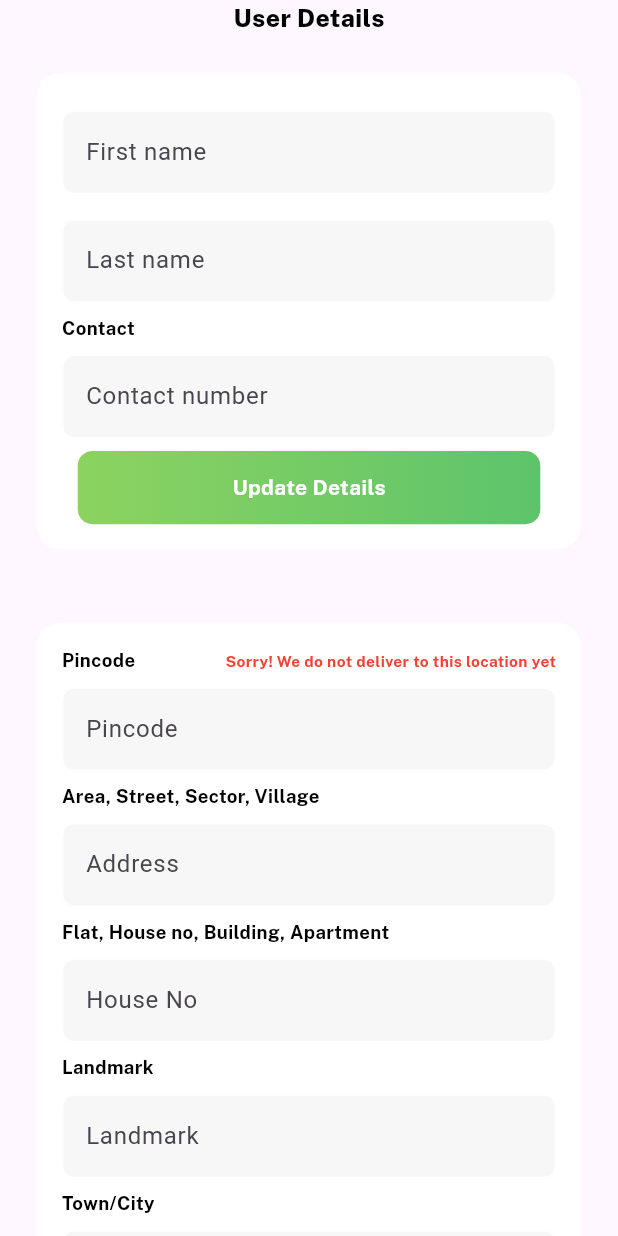
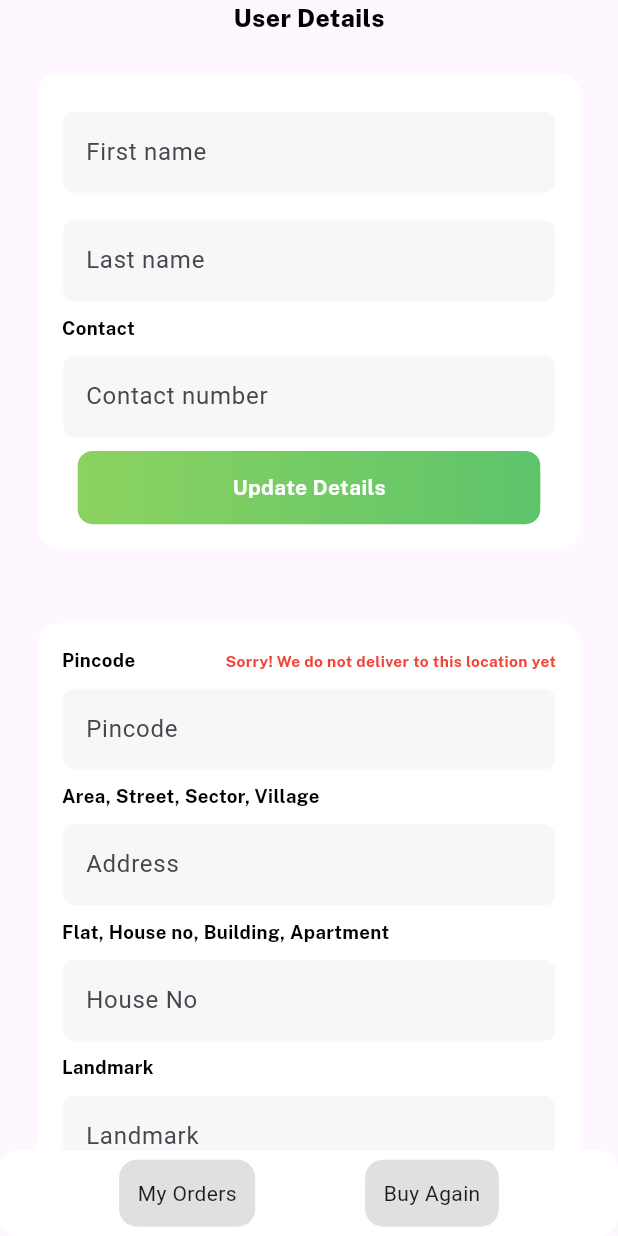
Before and after one commit to Utkarsh4517/joharBasket, a Flutter app: the UserProfilePage screen opened directly, on a phone screen of 412 x 824 dp. Run offline on Flutter 3.47's test engine with Material 3 defaults, Android fonts, the phone set to English and light mode, and no system bars; our stand-ins replace bloc, cached_network_image, cloud_firestore, dropdown_button2, feather_icons, firebase_auth and 21 more; missing offline and left inert: modular_ui, razorpay_flutter; accounts and stored records are empty.

Commit message:
created user profile section

```diff
--- a/lib/features/order/ui/order_page.dart
+++ b/lib/features/order/ui/order_page.dart
@@ -102,8 +102,10 @@ class _OrderPageState extends State<OrderPage> {
       builder: (context, state) {
         switch (state.runtimeType) {
           case OrderFetchingState:
-            return const Center(
-              child: CircularProgressIndicator(),
+            return Scaffold(
+              body: const Center(
+                child: CircularProgressIndicator(),
+              ),
             );
 
           case OrderIsEmptyState:
--- a/lib/features/order/ui/past_order_page.dart
+++ b/lib/features/order/ui/past_order_page.dart
@@ -40,8 +40,10 @@ class _PastOrderPageState extends State<PastOrderPage> {
       builder: (context, state) {
         switch (state.runtimeType) {
           case PastOrderFetchingState:
-            return const Center(
-              child: CircularProgressIndicator(),
+            return Scaffold(
+              body: const Center(
+                child: CircularProgressIndicator(),
+              ),
             );
 
           case PastOrderLoadedSuccessState:
--- a/lib/features/profile/widgets/profile_order_card_large.dart
+++ b/lib/features/profile/widgets/profile_order_card_large.dart
@@ -90,7 +90,7 @@ class _ProfileOrderCardLargeState extends State<ProfileOrderCardLarge> {
         otp = otpGen;
         houseNo = h;
         landmark = land;
-        city = city;
+        city = ct;
       });
     }
   }
--- a/lib/features/user_profile/ui/user_profile.dart
+++ b/lib/features/user_profile/ui/user_profile.dart
@@ -6,6 +6,8 @@ import 'package:johar/features/auth/widgets/details_text_field.dart';
 import 'package:johar/features/cart/bloc/cart_bloc.dart';
 import 'package:johar/features/cart/repo/cart_repo.dart';
 import 'package:johar/features/cart/widgets/small_text_body.dart';
+import 'package:johar/features/order/ui/order_page.dart';
+import 'package:johar/features/order/ui/past_order_page.dart';
 import 'package:johar/shared/button.dart';
 
 class UserProfilePage extends StatefulWidget {
@@ -73,6 +75,35 @@ class _UserProfilePageState extends State<UserProfilePage> {
       listener: (context, state) {},
       builder: (context, state) {
         return Scaffold(
+          bottomNavigationBar: Container(
+            padding: EdgeInsets.all(getScreenWidth(context) * 0.015),
+            decoration: BoxDecoration(color: Colors.white, borderRadius: BorderRadius.circular(12)),
+            child: Row(
+              mainAxisAlignment: MainAxisAlignment.spaceEvenly,
+              children: [
+                GestureDetector(
+                  onTap: () {
+                    Navigator.push(context, MaterialPageRoute(builder: (context) => OrderPage()));
+                  },
+                  child: Container(
+                    decoration: BoxDecoration(color: Colors.grey.shade300, borderRadius: BorderRadius.circular(12)),
+                    padding: EdgeInsets.all(getScreenWidth(context) * 0.03),
+                    child: Text('My Orders'),
+                  ),
+                ),
+                GestureDetector(
+                  onTap: () {
+                    Navigator.push(context, MaterialPageRoute(builder: (context) => PastOrderPage()));
+                  },
+                  child: Container(
+                    decoration: BoxDecoration(color: Colors.grey.shade300, borderRadius: BorderRadius.circular(12)),
+                    padding: EdgeInsets.all(getScreenWidth(context) * 0.03),
+                    child: Text('Buy Again'),
+                  ),
+                ),
+              ],
+            ),
+          ),
           body: SafeArea(
               child: SingleChildScrollView(
             child: Column(
@@ -176,12 +207,7 @@ class _UserProfilePageState extends State<UserProfilePage> {
                   onTap: () {
                     cartBloc.add(
                       CartPageUpdateUserAddressClickedEvent(
-                        address: areaController.text,
-                        city: cityController.text,
-                        houseNo: houseNoController.text,
-                        landmark: landmarkController.text,
-                        pincode: pincodeController.text
-                      ),
+                          address: areaController.text, city: cityController.text, houseNo: houseNoController.text, landmark: landmarkController.text, pincode: pincodeController.text),
                     );
                   },
                   child: Container(
```
Also changed, not shown: lib/features/cart/ui/cart_page.dart (+11 -83 lines), lib/features/nav_bar/ui/nav_bar.dart (+8 -7 lines).
